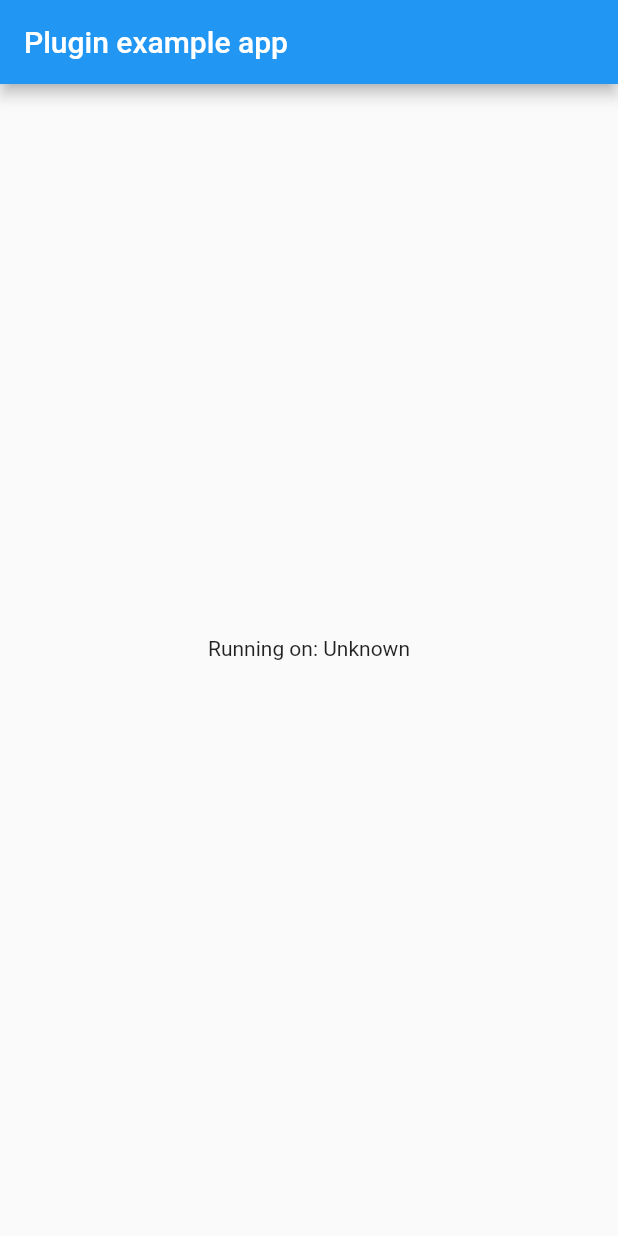
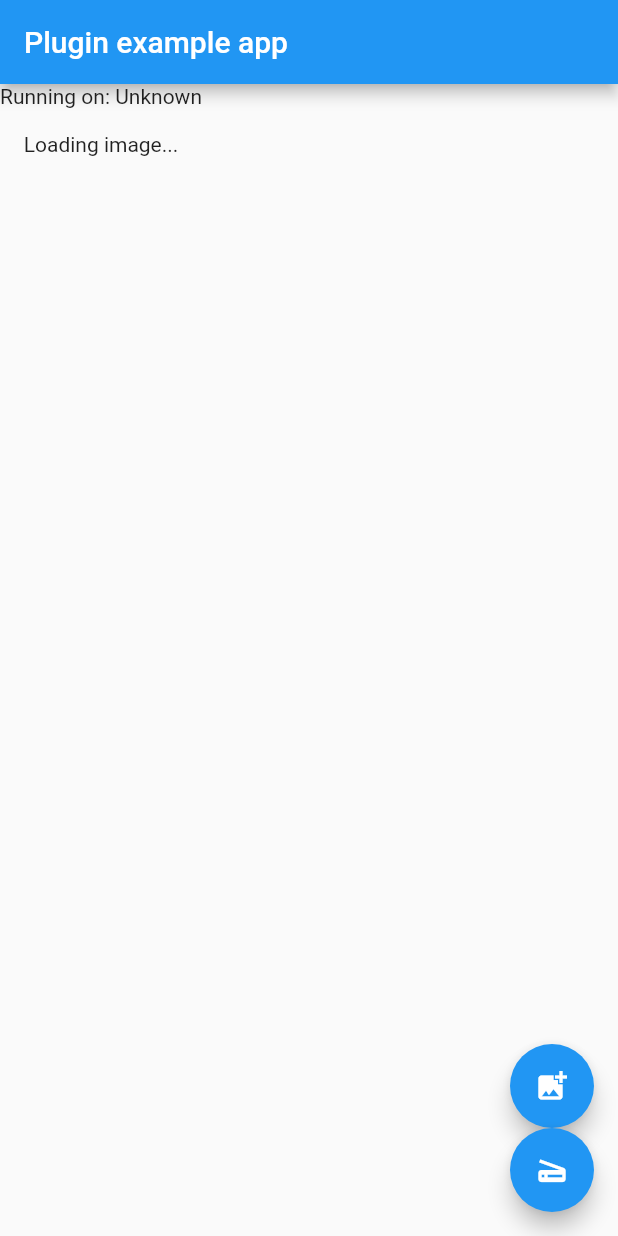
Before and after one commit to mariano-filipe/cyclops, a Flutter app: the screen it shows after launch, on a phone screen of 412 x 824 dp. Run offline on Flutter 3.47's test engine with Material 2 defaults, Android fonts, the light colour scheme and no system bars; our stand-ins replace image_picker.

Commit message:
Added vision image classes
The vision image classes will be used as arguments for the barcode
detector. Added initial communication with the android code which
will effectively scan the image searching for barcodes.

```diff
--- a/example/lib/main.dart
+++ b/example/lib/main.dart
@@ -1,8 +1,10 @@
+import 'dart:io' show File;
+
 import 'package:flutter/material.dart';
-import 'dart:async';
+import 'package:flutter/services.dart' show PlatformException;
+import 'package:image_picker/image_picker.dart' show ImagePicker, ImageSource;
 
-import 'package:flutter/services.dart';
-import 'package:zebra_scanner/zebra_scanner.dart';
+import 'package:zebra_scanner/zebra_scanner.dart' show ZebraScanner, ZebraScannerVisionImage;
 
 void main() => runApp(MyApp());
 
@@ -13,6 +15,8 @@ class MyApp extends StatefulWidget {
 
 class _MyAppState extends State<MyApp> {
   String _platformVersion = 'Unknown';
+  File _image;
+  final _scanner = ZebraScanner();
 
   @override
   void initState() {
@@ -23,9 +27,10 @@ class _MyAppState extends State<MyApp> {
   // Platform messages are asynchronous, so we initialize in an async method.
   Future<void> initPlatformState() async {
     String platformVersion;
+
     // Platform messages may fail, so we use a try/catch PlatformException.
     try {
-      platformVersion = await ZebraScanner.platformVersion;
+      platformVersion = await _scanner.platformVersion;
     } on PlatformException {
       platformVersion = 'Failed to get platform version.';
     }
@@ -47,10 +52,38 @@ class _MyAppState extends State<MyApp> {
         appBar: AppBar(
           title: const Text('Plugin example app'),
         ),
-        body: Center(
-          child: Text('Running on: $_platformVersion\n'),
+        body: Column(
+          children: <Widget>[
+            Text('Running on: $_platformVersion\n'),
+            _image == null ? Text("Loading image...") : Container(width: 200, child: Image.file(_image)),
+          ],
+        ),
+        floatingActionButton: Column(
+          mainAxisSize: MainAxisSize.min,
+          children: <Widget>[
+            FloatingActionButton(
+              onPressed: () => _onAddImageButtonPressed(),
+              child: Icon(Icons.add_photo_alternate),
+            ),
+            FloatingActionButton(
+              onPressed: () => _onScanImageButtonPressed(),
+              child: Icon(Icons.scanner),
+            )
+          ],
         ),
       ),
     );
   }
+
+  _onAddImageButtonPressed() async {
+    var image = await ImagePicker.pickImage(source: ImageSource.gallery);
+    setState(() {
+      _image = image;
+    });
+  }
+
+  _onScanImageButtonPressed() async {
+    var visionImage = ZebraScannerVisionImage.fromFile(_image);
+    await _scanner.detectInImage(visionImage);
+  }
 }
--- a/example/pubspec.yaml
+++ b/example/pubspec.yaml
@@ -12,6 +12,7 @@ dependencies:
   # The following adds the Cupertino Icons font to your application.
   # Use with the CupertinoIcons class for iOS style icons.
   cupertino_icons: ^0.1.2
+  image_picker: ^0.6.1
 
 dev_dependencies:
   flutter_test:
--- /dev/null
+++ b/lib/src/image.dart
@@ -0,0 +1,119 @@
+part of zebra_scanner;
+
+enum _ImageType { file, bytes }
+
+enum ImageRotation { rotation0, rotation90, rotation180, rotation270 }
+
+class ZebraScannerVisionImage {
+  ZebraScannerVisionImage._({
+    @required _ImageType type,
+    ZebraScannerVisionImageMetadata metadata,
+    File imageFile,
+    Uint8List bytes,
+  })  : _imageFile = imageFile,
+        _metadata = metadata,
+        _bytes = bytes,
+        _type = type;
+
+  factory ZebraScannerVisionImage.fromFile(File imageFile) {
+    assert(imageFile != null);
+    return ZebraScannerVisionImage._(
+      type: _ImageType.file,
+      imageFile: imageFile,
+    );
+  }
+
+  factory ZebraScannerVisionImage.fromFilePath(String imagePath) {
+    assert(imagePath != null);
+    return ZebraScannerVisionImage._(
+      type: _ImageType.file,
+      imageFile: File(imagePath),
+    );
+  }
+
+  final Uint8List _bytes;
+  final File _imageFile;
+  final ZebraScannerVisionImageMetadata _metadata;
+  final _ImageType _type;
+
+  Map<String, dynamic> serialize() => <String, dynamic>{
+        'type': _enumToString(_type),
+        'bytes': _bytes,
+        'path': _imageFile?.path,
+        'metadata': _type == _ImageType.bytes ? _metadata._serialize() : null,
+      };
+}
+
+class ZebraScannerVisionImageMetadata {
+  ZebraScannerVisionImageMetadata({
+    @required this.size,
+    @required this.rawFormat,
+    @required this.planeData,
+    this.rotation = ImageRotation.rotation0,
+  })  : assert(size != null),
+        assert(defaultTargetPlatform == TargetPlatform.iOS ? rawFormat != null : true),
+        assert(defaultTargetPlatform == TargetPlatform.iOS ? planeData != null : true),
+        assert(defaultTargetPlatform == TargetPlatform.iOS ? planeData.isNotEmpty : true);
+
+  final Size size;
+
+  final ImageRotation rotation;
+
+  final dynamic rawFormat;
+
+  final List<ZebraScannerVisionImagePlaneMetadata> planeData;
+
+  int _imageRotationToInt(ImageRotation rotation) {
+    switch (rotation) {
+      case ImageRotation.rotation90:
+        return 90;
+      case ImageRotation.rotation180:
+        return 180;
+      case ImageRotation.rotation270:
+        return 270;
+      default:
+        assert(rotation == ImageRotation.rotation0);
+        return 0;
+    }
+  }
+
+  Map<String, dynamic> _serialize() => <String, dynamic>{
+        'width': size.width,
+        'height': size.height,
+        'rotation': _imageRotationToInt(rotation),
+        'rawFormat': rawFormat,
+        'planeData': planeData
+            .map((ZebraScannerVisionImagePlaneMetadata plane) => plane._serialize())
+            .toList(),
+      };
+}
+
+class ZebraScannerVisionImagePlaneMetadata {
+  ZebraScannerVisionImagePlaneMetadata({
+    @required this.bytesPerRow,
+    @required this.height,
+    @required this.width,
+  })  : assert(defaultTargetPlatform == TargetPlatform.iOS ? bytesPerRow != null : true),
+        assert(defaultTargetPlatform == TargetPlatform.iOS ? height != null : true),
+        assert(defaultTargetPlatform == TargetPlatform.iOS ? width != null : true);
+
+  /// The row stride for this color plane, in bytes.
+  final int bytesPerRow;
+
+  /// Height of the pixel buffer on iOS.
+  final int height;
+
+  /// Width of the pixel buffer on iOS.
+  final int width;
+
+  Map<String, dynamic> _serialize() => <String, dynamic>{
+        'bytesPerRow': bytesPerRow,
+        'height': height,
+        'width': width,
+      };
+}
+
+String _enumToString(dynamic enumValue) {
+  final String enumString = enumValue.toString();
+  return enumString.substring(enumString.indexOf('.') + 1);
+}
--- /dev/null
+++ b/lib/src/scanner.dart
@@ -0,0 +1,20 @@
+part of zebra_scanner;
+
+class ZebraScanner {
+  static const MethodChannel _channel = const MethodChannel('zebra_scanner');
+
+  Future<String> get platformVersion async {
+    final String version = await _channel.invokeMethod('getPlatformVersion', [
+      'xxx',
+    ]);
+    return version;
+  }
+
+  Future<void> detectInImage(ZebraScannerVisionImage image) async {
+    print("image.serialize: ${image.serialize()}");
+
+    final List<dynamic> reply = await _channel.invokeListMethod('detectInImage', image.serialize());
+    print("reply: $reply");
+    return null;
+  }
+}
--- a/lib/zebra_scanner.dart
+++ b/lib/zebra_scanner.dart
@@ -1,12 +1,11 @@
-import 'dart:async';
+library zebra_scanner;
 
-import 'package:flutter/services.dart';
+import 'dart:io' show File;
+import 'dart:typed_data' show Uint8List;
+import 'dart:ui' show Size;
 
-class ZebraScanner {
-  static const MethodChannel _channel = const MethodChannel('zebra_scanner');
+import 'package:flutter/foundation.dart' show TargetPlatform, defaultTargetPlatform, required;
+import 'package:flutter/services.dart' show MethodChannel;
 
-  static Future<String> get platformVersion async {
-    final String version = await _channel.invokeMethod('getPlatformVersion');
-    return version;
-  }
-}
+part 'src/scanner.dart';
+part 'src/image.dart';
```
Also changed, not shown: example/pubspec.lock, 10 other files.
